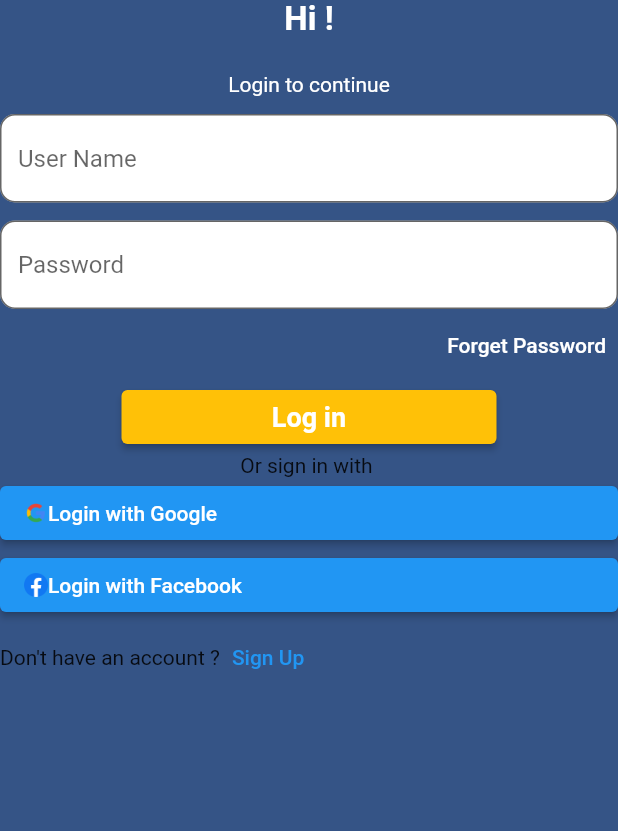
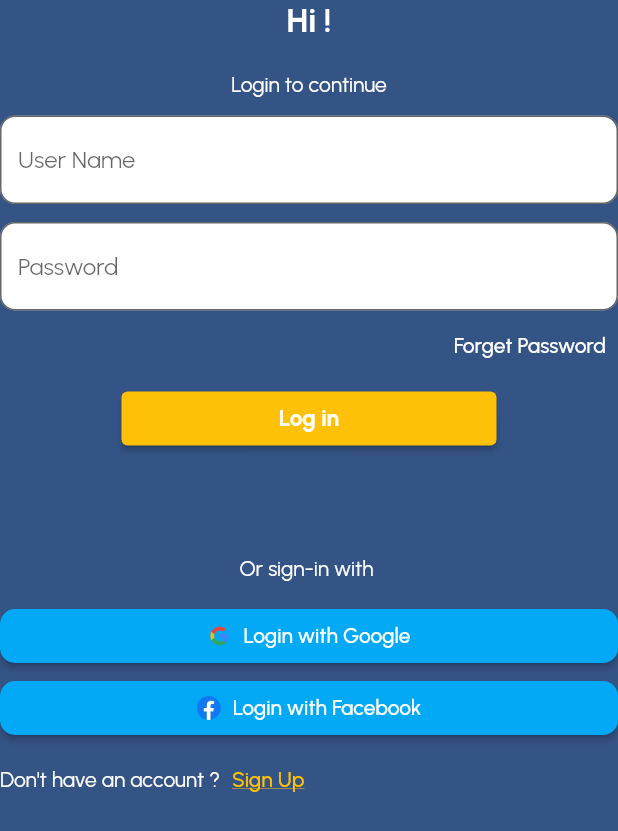
Before and after one commit to MaheelLakshan/social_media, a Flutter app: the screen it shows after launch, on a phone screen of 412 x 824 dp. Shown: the top 831 px of the screen. Run offline on Flutter 3.47's test engine with Material 2 defaults, Android fonts, the phone set to English and light mode, and no system bars.

Commit message:
font changed

```diff
--- a/social_media/lib/login_page.dart
+++ b/social_media/lib/login_page.dart
@@ -74,23 +74,41 @@ class LoginPage extends StatelessWidget {
                 child: const Text(
                   'Log in',
                   style: TextStyle(
-                    fontSize: 18,
+                    fontSize: 15,
                     fontWeight: FontWeight.bold,
                   ),
                 )),
           ),
-          const Text('Or sign in with '),
+          const SizedBox(
+            height: 68,
+          ),
+          const Text(
+            'Or sign-in with ',
+            style: TextStyle(color: Colors.white),
+          ),
+          const SizedBox(
+            height: 12,
+          ),
           ElevatedButton(
             onPressed: () {
               // ignore: avoid_print
               print('Google is clicked');
             },
+            style: ElevatedButton.styleFrom(
+                backgroundColor: Colors.lightBlue,
+                foregroundColor: Colors.white,
+                shape: RoundedRectangleBorder(
+                    borderRadius: BorderRadius.all(Radius.circular(10)))),
             child: Row(
+              mainAxisAlignment: MainAxisAlignment.center,
               children: [
                 Image.asset(
                   'asserts/images/google png.png',
                   height: 16,
                   width: 16,
+                ),
+                const SizedBox(
+                  width: 8,
                 ),
                 const Text('Login with Google')
               ],
@@ -101,12 +119,21 @@ class LoginPage extends StatelessWidget {
               // ignore: avoid_print
               print('Facebook is clicked');
             },
+            style: ElevatedButton.styleFrom(
+                backgroundColor: Colors.lightBlue,
+                foregroundColor: Colors.white,
+                shape: RoundedRectangleBorder(
+                    borderRadius: BorderRadius.all(Radius.circular(10)))),
             child: Row(
+              mainAxisAlignment: MainAxisAlignment.center,
               children: [
                 Image.asset(
                   'asserts/images/facebook png.png',
                   height: 16,
                   width: 16,
+                ),
+                const SizedBox(
+                  width: 8,
                 ),
                 const Text('Login with Facebook')
               ],
@@ -114,8 +141,23 @@ class LoginPage extends StatelessWidget {
           ),
           Row(
             children: [
-              const Text("Don't have an account ?"),
-              TextButton(onPressed: () {}, child: const Text('Sign Up'))
+              const Text(
+                "Don't have an account ?",
+                style: TextStyle(
+                  color: Colors.white,
+                ),
+              ),
+              TextButton(
+                  onPressed: () {},
+                  style: TextButton.styleFrom(
+                    foregroundColor: Colors.amber,
+                  ),
+                  child: const Text(
+                    'Sign Up',
+                    style: TextStyle(
+                      decoration: TextDecoration.underline,
+                    ),
+                  ))
             ],
           )
         ],
--- a/social_media/lib/main.dart
+++ b/social_media/lib/main.dart
@@ -11,6 +11,9 @@ class MyApp extends StatelessWidget {
   @override
   Widget build(BuildContext context) {
     return MaterialApp(
+      theme: ThemeData(
+        fontFamily: 'Urbanist',
+      ),
       home: LoginPage(),
     );
   }
```
Also changed, not shown: social_media/pubspec.yaml (+23 -11 lines), social_media/asserts/fonts/Urbanist-Black.ttf (added), social_media/asserts/fonts/Urbanist-Bold.ttf (added), social_media/asserts/fonts/Urbanist-ExtraBold.ttf (added), social_media/asserts/fonts/Urbanist-Light.ttf (added), social_media/asserts/fonts/Urbanist-Medium.ttf (added), social_media/asserts/fonts/Urbanist-Regular.ttf (added), social_media/asserts/fonts/Urbanist-SemiBold.ttf (added).
